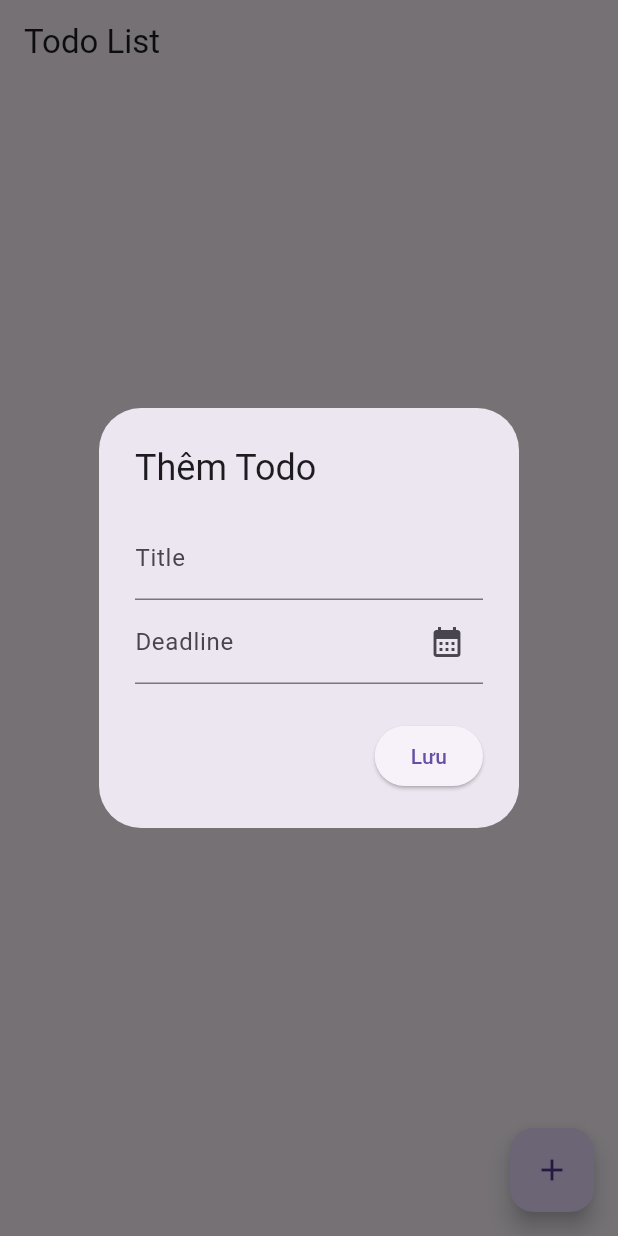
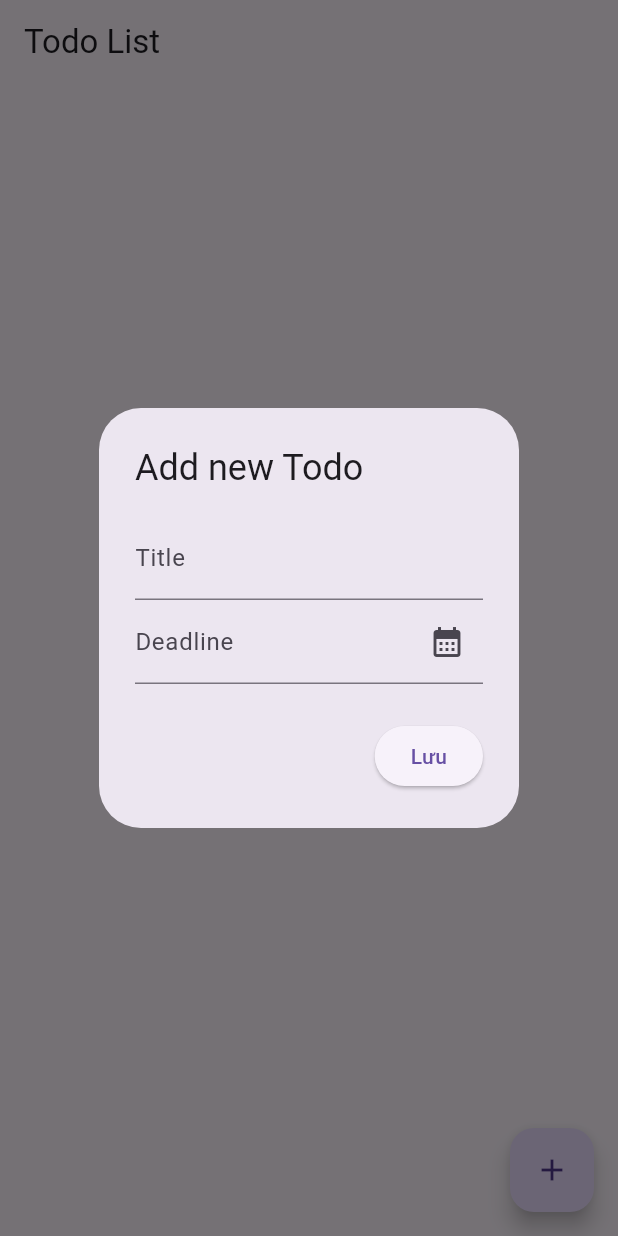
Before and after one commit to phamvanhau080990-prog/todo_list_app, a Flutter app: the screen it shows after launch, after a tap on the "add" icon, on a phone screen of 412 x 824 dp. Run offline on Flutter 3.47's test engine with Material 3 defaults, Android fonts, the phone set to English and light mode, and no system bars; network calls fail.

Commit message:
edit label

```diff
--- a/todo_frontend/lib/main.dart
+++ b/todo_frontend/lib/main.dart
@@ -210,7 +210,7 @@ class _TodoPageState extends State<TodoPage> {
       context: context,
       builder: (context) {
         return AlertDialog(
-          title: const Text("Thêm Todo"),
+          title: const Text("Add new Todo"),
 
           content: Column(
             mainAxisSize: MainAxisSize.min,
```
